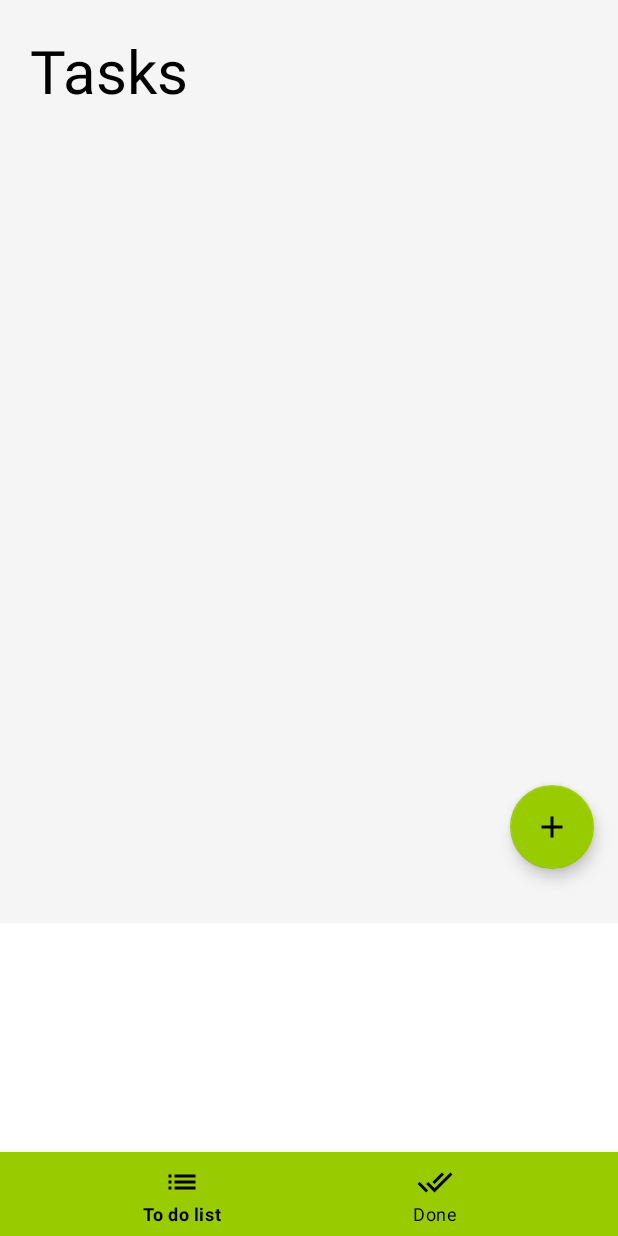
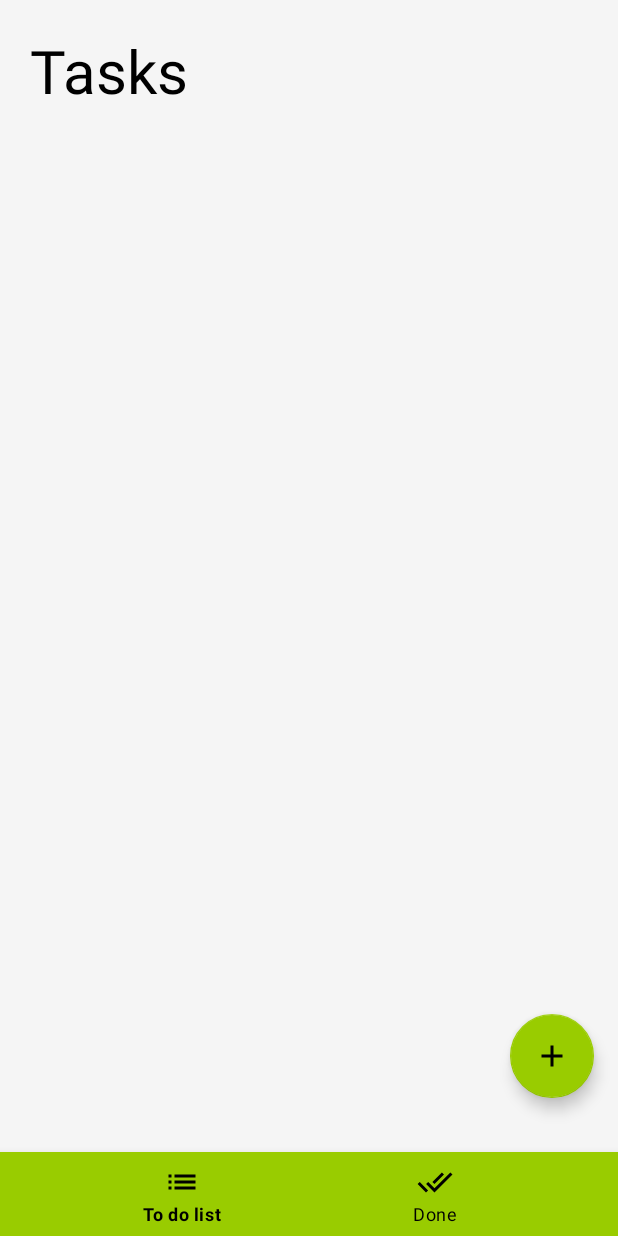
Before and after one commit to 1dina/Do.it, an Android app: the screen it shows after launch (MainActivity), on a phone screen of 412 x 824 dp. Run offline under Robolectric (Android 15) with nearby library versions, the phone set to English and light mode, and no system bars; our stand-ins replace Room's generated code, navigation-ui.

Commit message:
Commit Message

```diff
--- a/app/src/main/java/com/example/doit/WritingTaskFragment.java
+++ b/app/src/main/java/com/example/doit/WritingTaskFragment.java
@@ -17,7 +17,6 @@ import android.view.ViewGroup;
 import android.widget.Button;
 import android.widget.EditText;
 
-import fragmentsUi.TasksFragmentDirections;
 
 
 public class WritingTaskFragment extends Fragment {
--- a/app/src/main/java/dataApp/TasksDao.java
+++ b/app/src/main/java/com/example/doit/dataApp/TasksDao.java
@@ -1,6 +1,5 @@
-package dataApp;
+package com.example.doit.dataApp;
 
-import androidx.lifecycle.LiveData;
 import androidx.room.Dao;
 import androidx.room.Delete;
 import androidx.room.Insert;
@@ -8,7 +7,7 @@ import androidx.room.OnConflictStrategy;
 import androidx.room.Query;
 import java.util.List;
 
-import models.ToDoTasksModel;
+import com.example.doit.models.ToDoTasksModel;
 @Dao
 public interface TasksDao {
     @Delete
--- a/app/src/main/java/dataApp/TasksDataBase.java
+++ b/app/src/main/java/com/example/doit/dataApp/TasksDataBase.java
@@ -1,9 +1,9 @@
-package dataApp;
+package com.example.doit.dataApp;
 
 import androidx.room.Database;
 import androidx.room.RoomDatabase;
 
-import models.ToDoTasksModel;
+import com.example.doit.models.ToDoTasksModel;
 
 @Database(entities = {ToDoTasksModel.class},version = 1)
 public abstract class TasksDataBase extends RoomDatabase {
--- a/app/src/main/java/models/ToDoTasksModel.java
+++ b/app/src/main/java/com/example/doit/models/ToDoTasksModel.java
@@ -1,4 +1,4 @@
-package models;
+package com.example.doit.models;
 
 import androidx.room.Entity;
 import androidx.room.PrimaryKey;
--- a/app/src/main/java/recycleViews/RecycleViewInterface.java
+++ b/app/src/main/java/com/example/doit/recycleViews/RecycleViewInterface.java
@@ -1,4 +1,4 @@
-package recycleViews;
+package com.example.doit.recycleViews;
 
 public interface RecycleViewInterface {
  public void onItemClick (int position);
--- a/app/src/main/res/layout/activity_main.xml
+++ b/app/src/main/res/layout/activity_main.xml
@@ -11,13 +11,12 @@
         android:id="@+id/Frag_Host"
         android:name="androidx.navigation.fragment.NavHostFragment"
         android:layout_width="match_parent"
-        android:layout_height="wrap_content"
+        android:layout_height="0dp"
         app:defaultNavHost="true"
-        app:layout_constraintBottom_toBottomOf="parent"
+        app:layout_constraintBottom_toTopOf="@+id/bottom_nav"
         app:layout_constraintTop_toTopOf="parent"
-        app:layout_constraintVertical_bias="0.0"
         app:navGraph="@navigation/nav_graph"
-        tools:layout_editor_absoluteX="0dp" />
+        />
 
     <com.google.android.material.bottomnavigation.BottomNavigationView
             android:layout_width="match_parent"
--- a/app/src/main/res/layout/fragment_done.xml
+++ b/app/src/main/res/layout/fragment_done.xml
@@ -4,7 +4,7 @@
     android:layout_width="match_parent"
     android:layout_height="match_parent"
     android:background="@color/holo_gray_bright"
-    tools:context="fragmentsUi.TasksFragment"
+    tools:context=".fragmentsUi.TasksFragment"
     android:id="@+id/doneFrag">
 
     <LinearLayout
--- a/app/src/main/res/layout/fragment_tasks.xml
+++ b/app/src/main/res/layout/fragment_tasks.xml
@@ -5,7 +5,7 @@
     android:layout_width="match_parent"
     android:layout_height="match_parent"
     android:background="@color/holo_gray_bright"
-    tools:context="fragmentsUi.TasksFragment">
+    tools:context=".fragmentsUi.TasksFragment">
 
     <com.google.android.material.floatingactionbutton.FloatingActionButton
         android:id="@+id/add_fab"
--- a/app/src/main/res/layout/fragment_writing_task.xml
+++ b/app/src/main/res/layout/fragment_writing_task.xml
@@ -20,7 +20,7 @@
 
         <EditText
             android:id="@+id/editText"
-            android:layout_width="290dp"
+            android:layout_width="250dp"
             android:layout_height="wrap_content"
             android:hint="New Task"
             android:textSize="22sp"
--- a/app/src/main/res/navigation/nav_graph.xml
+++ b/app/src/main/res/navigation/nav_graph.xml
@@ -7,7 +7,7 @@
     app:startDestination="@id/tasksFragment2">
     <fragment
         android:id="@+id/tasksFragment2"
-        android:name="fragmentsUi.TasksFragment"
+        android:name="com.example.doit.fragmentsUi.TasksFragment"
         android:label="fragment_tasks"
         tools:layout="@layout/fragment_tasks">
         <argument
@@ -27,7 +27,7 @@
     </fragment>
     <fragment
         android:id="@+id/doneFragment3"
-        android:name="fragmentsUi.DoneFragment"
+        android:name="com.example.doit.fragmentsUi.DoneFragment"
         android:label="fragment_done"
         tools:layout="@layout/fragment_done" >
         <argument
--- a/app/src/main/res/values-night/themes.xml
+++ /dev/null
@@ -1,16 +0,0 @@
-<resources xmlns:tools="http://schemas.android.com/tools">
-    <!-- Base application theme. -->
-    <style name="Theme.DoIt" parent="Theme.MaterialComponents.DayNight.NoActionBar">
-        <!-- Primary brand color. -->
-        <item name="colorPrimary">@color/purple_200</item>
-        <item name="colorPrimaryVariant">@color/purple_700</item>
-        <item name="colorOnPrimary">@color/black</item>
-        <!-- Secondary brand color. -->
-        <item name="colorSecondary">@color/teal_200</item>
-        <item name="colorSecondaryVariant">@color/teal_200</item>
-        <item name="colorOnSecondary">@color/black</item>
-        <!-- Status bar color. -->
-        <item name="android:statusBarColor">@color/holo_green_light</item>
-        <!-- Customize your theme here. -->
-    </style>
-</resources>
--- a/app/src/main/res/values/themes.xml
+++ b/app/src/main/res/values/themes.xml
@@ -1,6 +1,6 @@
 <resources xmlns:tools="http://schemas.android.com/tools">
     <!-- Base application theme. -->
-    <style name="Theme.DoIt" parent="Theme.MaterialComponents.DayNight.NoActionBar">
+    <style name="Theme.DoIt" parent="Theme.MaterialComponents.Light.NoActionBar">
         <!-- Primary brand color. -->
 
         <item name="colorPrimary">@color/purple_500</item>
```
Also changed, not shown: app/src/main/java/com/example/doit/fragmentsUi/DoneFragment.java (renamed from app/src/main/java/fragmentsUi/DoneFragment.java, +8 -8 lines), app/src/main/java/com/example/doit/fragmentsUi/TasksFragment.java (renamed from app/src/main/java/fragmentsUi/TasksFragment.java, +9 -12 lines), app/src/main/java/com/example/doit/recycleViews/RecycleViewAdaptar.java (renamed from app/src/main/java/recycleViews/RecycleViewAdaptar.java, +4 -5 lines).
